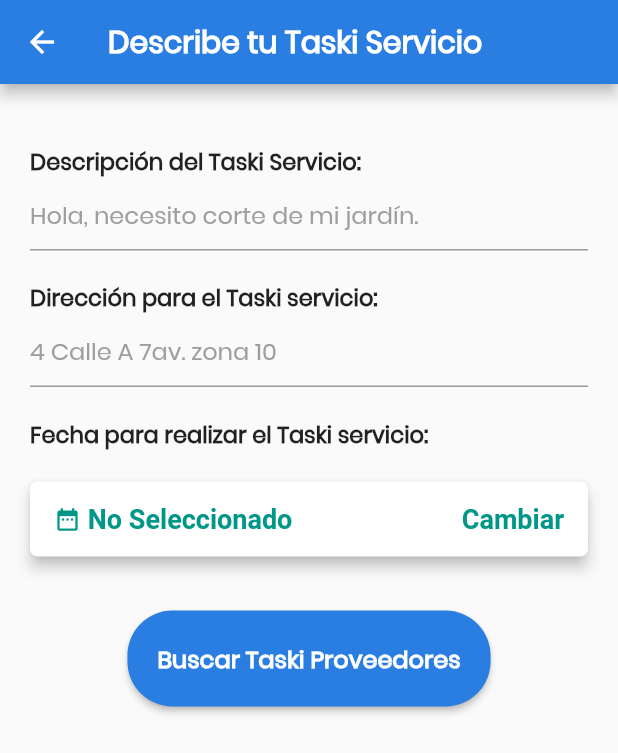
After one commit to JazzDesign/taski-clients-app, a Flutter app: the ServiceDescription screen opened directly, on a phone screen of 412 x 824 dp. The commit adds this screen. Shown: the top 753 px of the screen. Run offline on Flutter 3.47's test engine with Material 2 defaults, Android fonts, the phone set to English and light mode, and no system bars; our stand-ins replace cloud_firestore, firebase_auth, flutter_datetime_picker; missing offline and left inert: drawerbehavior, timeline_list; accounts and stored records are empty.

Commit message:
ADDED: Task Form - service_description

```diff
--- /dev/null
+++ b/lib/service_description.dart
@@ -0,0 +1,208 @@
+import 'package:flutter/material.dart';
+import 'package:flutter_datetime_picker/flutter_datetime_picker.dart';
+
+class ServiceDescription extends StatefulWidget {
+  @override
+  _ServiceDescriptionState createState() => _ServiceDescriptionState();
+}
+
+class _ServiceDescriptionState extends State<ServiceDescription> {
+
+  String _date = "No Seleccionado";
+
+  final _formKey = GlobalKey<FormState>();
+
+  @override
+  Widget build(BuildContext context) {
+    return Scaffold(
+      resizeToAvoidBottomPadding: false,
+      appBar: AppBar(
+        title: Text(
+          "Describe tu Taski Servicio",
+          textAlign: TextAlign.center,
+          style: TextStyle(
+          fontFamily: "PoppinsRegular",
+          fontWeight: FontWeight.bold,
+          ),
+        ),
+      ),
+      body: Container(
+        margin: EdgeInsets.only(
+          top: 40.0,
+          left: 20.0,
+          right: 20.0
+        ),
+        child: Form(
+          key: _formKey,
+          child: Column(
+            crossAxisAlignment: CrossAxisAlignment.start,
+            children: <Widget>[
+              Text(
+                  "Descripción del Taski Servicio:",
+                  style: TextStyle(
+                    fontWeight: FontWeight.bold,
+                    fontSize: 15.0,
+                    fontFamily: 'PoppinsRegular',
+                  ),
+                ),
+              Container(
+                margin: EdgeInsets.only(bottom: 20.0),
+                child: TextFormField(
+                  style: TextStyle(
+                      fontFamily: "PoppinsRegular"
+                  ),
+                  validator: (value) {
+                    if (value.isEmpty) {
+                      return 'Por favor ingresar descripción del Taski servicio';
+                    }
+                    return null;
+                  },
+                  decoration: InputDecoration(
+                    hintText: 'Hola, necesito corte de mi jardín.',
+                    hintStyle: TextStyle(
+                      color: Colors.grey,
+                      fontFamily: 'PoppinsRegular',
+                    ),
+                  ),
+                ),
+              ),
+
+              Text(
+                "Dirección para el Taski servicio:",
+                style: TextStyle(
+                  fontWeight: FontWeight.bold,
+                  fontSize: 15.0,
+                  fontFamily: 'PoppinsRegular',
+                ),
+              ),
+              Container(
+                margin: EdgeInsets.only(bottom: 20.0),
+                child: TextFormField(
+                  style: TextStyle(
+                      fontFamily: "PoppinsRegular"
+                  ),
+                  validator: (value) {
+                    if (value.isEmpty) {
+                      return 'Por favor ingresar dirección';
+                    }
+                    return null;
+                  },
+                  decoration: InputDecoration(
+                    hintText: '4 Calle A 7av. zona 10',
+                    hintStyle: TextStyle(
+                      color: Colors.grey,
+                      fontFamily: 'PoppinsRegular',
+                    ),
+                  ),
+                ),
+              ),
+              Text(
+                "Fecha para realizar el Taski servicio:",
+                style: TextStyle(
+                  fontWeight: FontWeight.bold,
+                  fontSize: 15.0,
+                  fontFamily: 'PoppinsRegular',
+                ),
+              ),
+              SizedBox(
+                height: 20.0,
+              ),
+              RaisedButton(
+                shape: RoundedRectangleBorder(
+                    borderRadius: BorderRadius.circular(5.0)),
+                elevation: 4.0,
+                onPressed: () {
+                  DatePicker.showDatePicker(context,
+                      theme: DatePickerTheme(
+                        containerHeight: 210.0,
+                      ),
+                      showTitleActions: true,
+                      minTime: DateTime(2000, 1, 1),
+                      maxTime: DateTime(2022, 12, 31), onConfirm: (date) {
+                        print('confirm $date');
+                        _date = '${date.year} - ${date.month} - ${date.day}';
+                        setState(() {});
+                      }, currentTime: DateTime.now(), locale: LocaleType.en);
+                },
+                child: Container(
+                  alignment: Alignment.center,
+                  height: 50.0,
+                  child: Row(
+                    mainAxisAlignment: MainAxisAlignment.spaceBetween,
+                    children: <Widget>[
+                      Row(
+                        children: <Widget>[
+                          Container(
+                            child: Row(
+                              children: <Widget>[
+                                Icon(
+                                  Icons.date_range,
+                                  size: 18.0,
+                                  color: Colors.teal,
+                                ),
+                                Text(
+                                  " $_date",
+                                  style: TextStyle(
+                                      color: Colors.teal,
+                                      fontWeight: FontWeight.bold,
+                                      fontSize: 18.0),
+                                ),
+                              ],
+                            ),
+                          )
+                        ],
+                      ),
+                      Text(
+                        "  Cambiar",
+                        style: TextStyle(
+                            color: Colors.teal,
+                            fontWeight: FontWeight.bold,
+                            fontSize: 18.0),
+                      ),
+                    ],
+                  ),
+                ),
+                color: Colors.white,
+              ),
+              SizedBox(
+                height: 20.0,
+              ),
+              Padding(
+                padding: const EdgeInsets.symmetric(vertical: 16.0),
+                child: Center(
+                 child: RaisedButton(
+                   textColor: Colors.white,
+                    color: Color(0xff2a7de1),
+                   padding: const EdgeInsets.only(
+                     top: 20.0,
+                     right: 20.0,
+                     left: 20.0,
+                     bottom: 20.0
+                   ),
+                    onPressed: () {
+                      // Validate returns true if the form is valid, or false
+                      // otherwise.
+                      if (_formKey.currentState.validate()) {
+                        // If the form is valid, display a Snackbar .
+                        print("todo validado");
+                      }
+                    },
+                    shape: RoundedRectangleBorder(borderRadius: new BorderRadius.circular(30.0)),
+                    child: Text(
+                        'Buscar Taski Proveedores',
+                      style: TextStyle(
+                        fontFamily: "PoppinsRegular",
+                        fontWeight: FontWeight.bold,
+                        fontSize: 16.0,
+                      ),
+                    ),
+                  ),
+                ),
+              ),
+            ],
+          ),
+        ),
+      ),
+    );
+  }
+}
--- a/pubspec.yaml
+++ b/pubspec.yaml
@@ -34,6 +34,8 @@ dev_dependencies:
   flutter_launcher_icons: "^0.7.3"
   search_widget: "^0.2.0"
   timeline_list: ^0.0.3
+  intl: ^0.16.0
+  flutter_datetime_picker: 1.2.5
 
 
 
```
Also changed, not shown: lib/client_menu.dart (+21 -4 lines), lib/proveedores_list.dart (added, +144 -0 lines), pubspec.lock, 1 other file.
